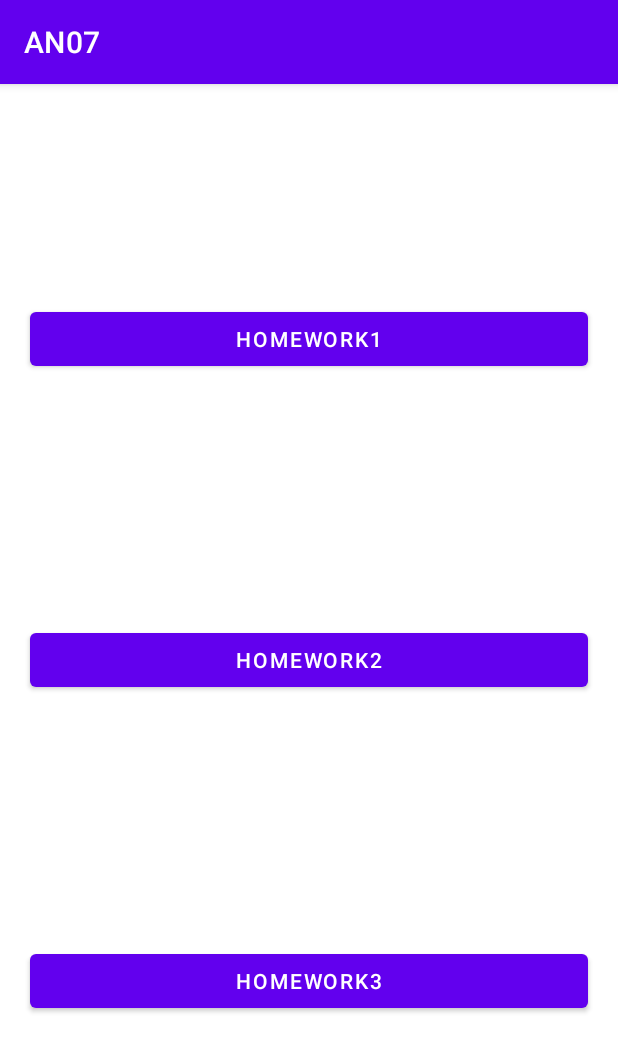
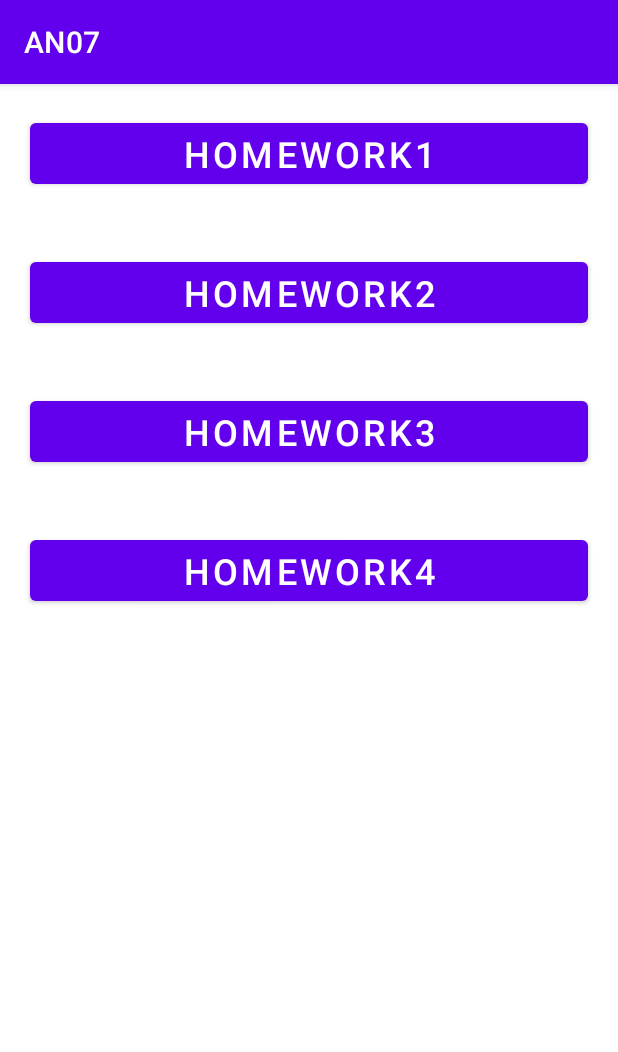
Before and after one commit to Berikz80/homeworks, an Android app: the screen it shows after launch (MainActivity), on a phone screen of 412 x 824 dp. Shown: the top 1052 px of the screen. Run offline under Robolectric (Android 15) with nearby library versions, the phone set to English and light mode, and no system bars.

Commit message:
start hw4

```diff
--- a/app/build.gradle
+++ b/app/build.gradle
@@ -1,7 +1,7 @@
 plugins {
     id 'com.android.application'
+    id 'kotlin-android'
     id 'kotlin-android-extensions'
-    id 'kotlin-android'
 }
 
 android {
--- /dev/null
+++ b/app/src/main/java/by/isb/an07/HW4Activity.kt
@@ -0,0 +1,12 @@
+package by.isb.an07
+
+import android.os.Bundle
+import androidx.appcompat.app.AppCompatActivity
+
+class HW4Activity : AppCompatActivity() {
+
+    override fun onCreate(savedInstanceState: Bundle?) {
+        super.onCreate(savedInstanceState)
+        setContentView(R.layout.activity_hw4)
+    }
+}
--- a/app/src/main/java/by/isb/an07/MainActivity.kt
+++ b/app/src/main/java/by/isb/an07/MainActivity.kt
@@ -17,8 +17,13 @@ class MainActivity : AppCompatActivity() {
         findViewById<Button>(R.id.hw2_button).setOnClickListener {
             startActivity(Intent(this,HW2Activity::class.java))
         }
+
         findViewById<Button>(R.id.hw3_button).setOnClickListener {
             startActivity(Intent(this,HW3Activity::class.java))
         }
+
+        findViewById<Button>(R.id.hw4_button).setOnClickListener {
+            startActivity(Intent(this,HW4Activity::class.java))
+        }
     }
 }
--- /dev/null
+++ b/app/src/main/res/layout/activity_hw4.xml
@@ -0,0 +1,6 @@
+<?xml version="1.0" encoding="utf-8"?>
+<androidx.constraintlayout.widget.ConstraintLayout
+    xmlns:android="http://schemas.android.com/apk/res/android" android:layout_width="match_parent"
+    android:layout_height="match_parent">
+
+</androidx.constraintlayout.widget.ConstraintLayout>
--- a/app/src/main/res/layout/activity_main.xml
+++ b/app/src/main/res/layout/activity_main.xml
@@ -1,50 +1,52 @@
 <?xml version="1.0" encoding="utf-8"?>
-<androidx.constraintlayout.widget.ConstraintLayout xmlns:android="http://schemas.android.com/apk/res/android"
-    xmlns:app="http://schemas.android.com/apk/res-auto"
+<LinearLayout
+    xmlns:android="http://schemas.android.com/apk/res/android"
     xmlns:tools="http://schemas.android.com/tools"
     android:layout_width="match_parent"
     android:layout_height="match_parent"
-    tools:context=".MainActivity">
+    tools:context=".MainActivity"
+    android:orientation="vertical"
+    android:background="@color/white">
 
     <Button
         android:id="@+id/hw1_button"
-        android:layout_width="0dp"
+        android:layout_width="match_parent"
         android:layout_height="wrap_content"
         android:layout_margin="20dp"
         android:text="@string/dz1"
-        app:layout_constraintBottom_toTopOf="@+id/hw2_button"
-        app:layout_constraintEnd_toEndOf="parent"
-        app:layout_constraintStart_toStartOf="parent"
-        app:layout_constraintTop_toTopOf="parent" />
+        android:textSize="24sp"
+  />
 
     <Button
         android:id="@+id/hw2_button"
-        android:layout_width="0dp"
-
+        android:layout_width="match_parent"
         android:layout_height="wrap_content"
         android:layout_margin="20dp"
         android:layout_marginTop="121dp"
         android:text="@string/dz2"
-        app:layout_constraintBottom_toTopOf="@+id/hw3_button"
-        app:layout_constraintEnd_toEndOf="parent"
-        app:layout_constraintHorizontal_bias="0.4"
-        app:layout_constraintStart_toStartOf="parent"
-        app:layout_constraintTop_toBottomOf="@+id/hw1_button"
-        app:layout_constraintVertical_bias="0.778" />
+        android:textSize="24sp"
+
+        />
 
     <Button
         android:id="@+id/hw3_button"
-        android:layout_width="0dp"
-
+        android:layout_width="match_parent"
         android:layout_height="wrap_content"
         android:layout_margin="20dp"
         android:layout_marginTop="121dp"
         android:text="@string/dz3"
-        app:layout_constraintBottom_toBottomOf="parent"
-        app:layout_constraintEnd_toEndOf="parent"
-        app:layout_constraintHorizontal_bias="0.6"
-        app:layout_constraintStart_toStartOf="parent"
-        app:layout_constraintTop_toBottomOf="@+id/hw2_button"
-        app:layout_constraintVertical_bias="0.708" />
+        android:textSize="24sp"
 
-</androidx.constraintlayout.widget.ConstraintLayout>
+    />
+
+    <Button
+        android:id="@+id/hw4_button"
+        android:layout_width="match_parent"
+        android:layout_height="wrap_content"
+        android:layout_margin="20dp"
+        android:text="@string/dz4"
+        android:textSize="24sp"
+
+        />
+
+</LinearLayout>
--- a/app/src/main/res/values/strings.xml
+++ b/app/src/main/res/values/strings.xml
@@ -18,4 +18,5 @@
     <string name="text_name1">Гомельская область</string>
     <string name="text_name2">Брестская область</string>
     <string name="text_name3">Минская область</string>
+    <string name="dz4">homework4</string>
 </resources>
```
